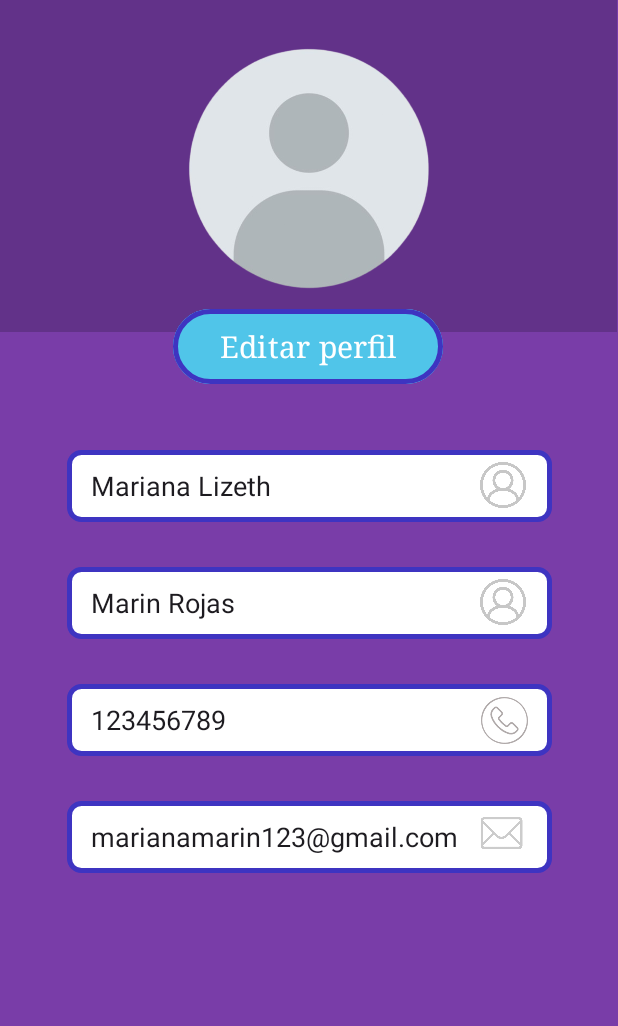
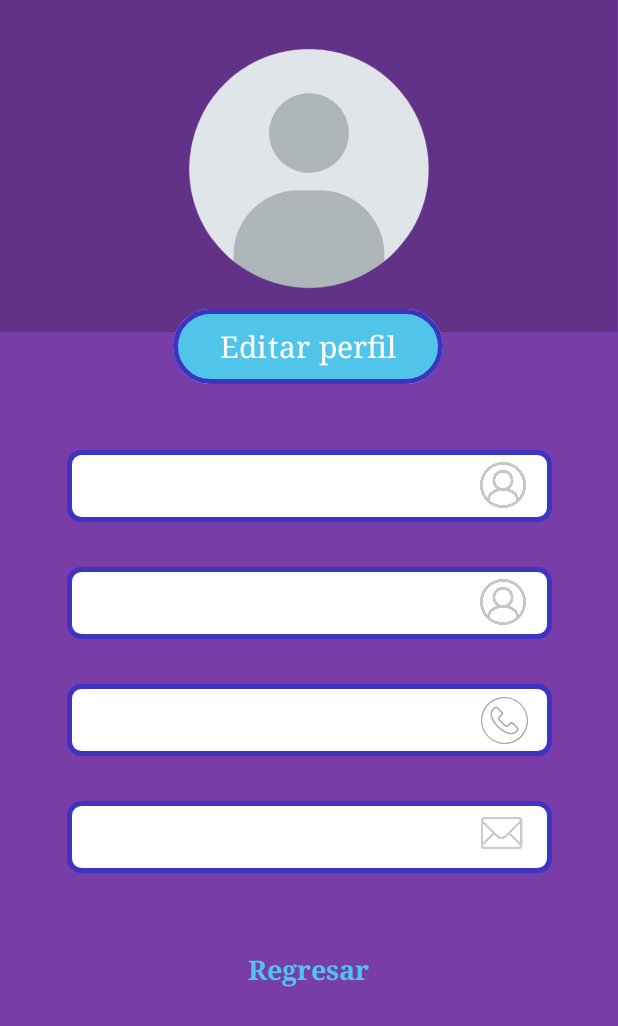
Before and after one commit to marianaaam/Desarrollo-de-Aplicaciones-M-viles, an Android app: the layout activity_profile.xml on its own in the app's theme, with its tools: preview values and no code run, on a phone screen of 412 x 824 dp. Shown: the top 1026 px of the screen. Run offline under Robolectric (Android 15) with nearby library versions, the phone set to English and light mode, and no system bars; Roboto replaces fonts that are not available here.

Commit message:
Cambios en el LoginActivity y ProfileActivity, para validar y traer datos.

```diff
--- a/app/src/main/AndroidManifest.xml
+++ b/app/src/main/AndroidManifest.xml
@@ -36,7 +36,11 @@
 
         <activity
             android:name=".RecoverPasswordActivity"
-            android:exported="true">
+            android:exported="false">
+        </activity>
+
+        <activity android:name=".ProfileActivity"
+            android:exported="false">
         </activity>
 
         <meta-data
--- a/app/src/main/res/layout/activity_profile.xml
+++ b/app/src/main/res/layout/activity_profile.xml
@@ -49,7 +49,6 @@
         android:layout_marginTop="40dp"
         android:ems="10"
         android:inputType="text"
-        android:text="Mariana Lizeth"
         app:layout_constraintEnd_toEndOf="parent"
         app:layout_constraintStart_toStartOf="parent"
         app:layout_constraintTop_toBottomOf="@+id/b_editProfile" />
@@ -62,7 +61,6 @@
         android:layout_marginTop="30dp"
         android:ems="10"
         android:inputType="text"
-        android:text="Marin Rojas"
         app:layout_constraintEnd_toEndOf="parent"
         app:layout_constraintStart_toStartOf="parent"
         app:layout_constraintTop_toBottomOf="@+id/et_names" />
@@ -75,7 +73,6 @@
         android:layout_marginTop="30dp"
         android:ems="10"
         android:inputType="text"
-        android:text="123456789"
         app:layout_constraintEnd_toEndOf="parent"
         app:layout_constraintStart_toStartOf="parent"
         app:layout_constraintTop_toBottomOf="@+id/et_surnames" />
@@ -88,7 +85,6 @@
         android:layout_marginTop="30dp"
         android:ems="10"
         android:inputType="text"
-        android:text="marianamarin123@gmail.com"
         app:layout_constraintEnd_toEndOf="parent"
         app:layout_constraintStart_toStartOf="parent"
         app:layout_constraintTop_toBottomOf="@+id/et_phone" />
@@ -134,5 +130,20 @@
         app:layout_constraintEnd_toEndOf="@+id/et_email"
         app:srcCompat="@drawable/ic_email" />
 
+    <TextView
+        android:id="@+id/tv_return"
+        android:layout_width="wrap_content"
+        android:layout_height="wrap_content"
+        android:layout_marginTop="52dp"
+        android:fontFamily="serif"
+        android:text="@string/Return"
+        android:textColor="@color/turquoise"
+        android:textSize="18sp"
+        android:textStyle="bold"
+        app:layout_constraintEnd_toEndOf="parent"
+        app:layout_constraintHorizontal_bias="0.498"
+        app:layout_constraintStart_toStartOf="parent"
+        app:layout_constraintTop_toBottomOf="@+id/et_email" />
+
 
 </androidx.constraintlayout.widget.ConstraintLayout>
--- a/app/src/main/res/values/strings.xml
+++ b/app/src/main/res/values/strings.xml
@@ -22,4 +22,5 @@
     <string name="instructions">Enviar instrucciones</string>
     <string name="editProfile">Editar perfil</string>
     <string name="tyc">Acepto los términos y condiciones</string>
+    <string name="Return">Regresar</string>
 </resources>
```
Also changed, not shown: app/src/main/java/com/example/lifesync/LoginActivity.kt (+74 -0 lines), app/src/main/java/com/example/lifesync/ProfileActivity.kt (+49 -0 lines).
